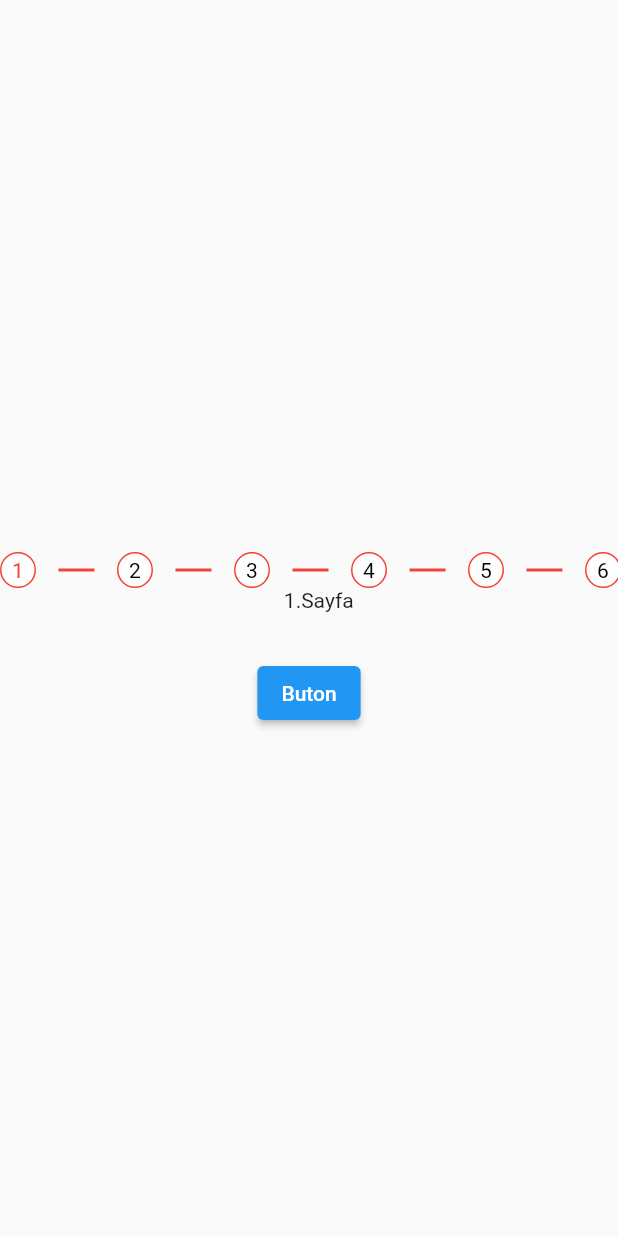
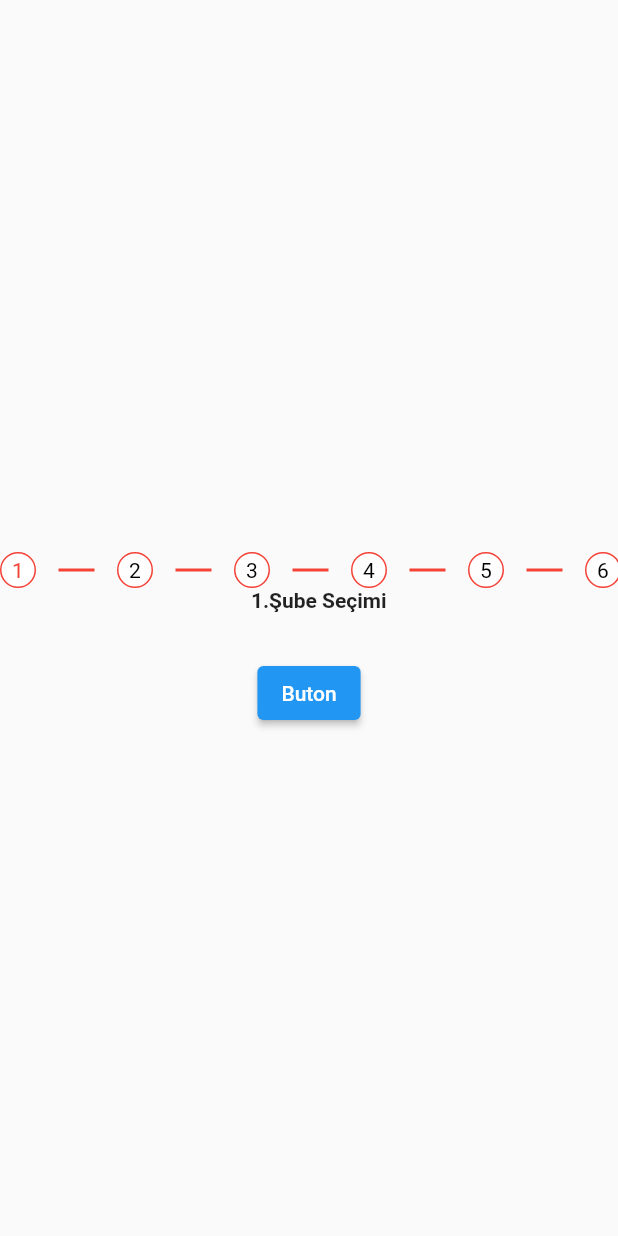
Before and after one commit to aliaydogdu000/Stepper, a Flutter app: the screen it shows after launch, on a phone screen of 412 x 824 dp. Run offline on Flutter 3.47's test engine with Material 2 defaults, Android fonts, the light colour scheme and no system bars.

Commit message:
stepper can not turn back widget added

```diff
--- a/stepper_customer/lib/main.dart
+++ b/stepper_customer/lib/main.dart
@@ -1,5 +1,6 @@
 import 'package:flutter/material.dart';
 import 'package:stepper_customer/stepper.dart';
+import 'package:stepper_customer/stepperCannotTurnBackWidget.dart';
 import 'package:stepper_customer/stepper_model.dart';
 
 void main() {
@@ -22,32 +23,39 @@ class _MyAppState extends State<MyApp> {
 
   List<StepperDetailModel> stepperModelList = [
     StepperDetailModel(
-      stepperChildWidget: const Text("1.Sayfa"),
+      stepperChildWidget: const Text(
+        style: TextStyle(fontWeight: FontWeight.bold),
+        '1.Şube Seçimi',
+      ),
       canTurnBack: true,
       ifCanNotTurnBackWidget: const Text("Bu sayfayı güncelleyemezsiniz."),
     ),
     StepperDetailModel(
-      stepperChildWidget: const Text("2.Sayfa"),
+      stepperChildWidget: const Text(style: TextStyle(fontWeight: FontWeight.bold), "2.Adres Teyidi"),
       canTurnBack: true,
       ifCanNotTurnBackWidget: const Text("Bu sayfayı güncelleyemezsiniz."),
     ),
     StepperDetailModel(
-      stepperChildWidget: const Text("3.Sayfa"),
+      stepperChildWidget: const Text(style: TextStyle(fontWeight: FontWeight.bold), "3.Hesap Açılış Süreci"),
       canTurnBack: false,
-      ifCanNotTurnBackWidget: const Text("Bu sayfayı güncelleyemezsiniz."),
+      ifCanNotTurnBackWidget: const IfCannotTurnBackWidget(
+        bottomWidget: Page3CannotTurnBackWidget(),
+      ),
     ),
     StepperDetailModel(
-      stepperChildWidget: const Text("4.Sayfa"),
+      stepperChildWidget: const Text(style: TextStyle(fontWeight: FontWeight.bold), "4.Uygunluk Testi"),
       canTurnBack: true,
       ifCanNotTurnBackWidget: const Text("Bu sayfayı güncelleyemezsiniz."),
     ),
     StepperDetailModel(
-      stepperChildWidget: const Text("5.Sayfa"),
+      stepperChildWidget: const Text(style: TextStyle(fontWeight: FontWeight.bold), "5.Sözleşme Onayı"),
       canTurnBack: false,
-      ifCanNotTurnBackWidget: const Text("Bu sayfayı güncelleyemezsiniz."),
+      ifCanNotTurnBackWidget: const IfCannotTurnBackWidget(
+        bottomWidget: Page5CannotTurnBackWidget(),
+      ),
     ),
     StepperDetailModel(
-      stepperChildWidget: const Text("6.Sayfa"),
+      stepperChildWidget: const Text(style: TextStyle(fontWeight: FontWeight.bold), "6.Belge Yükleme"),
       canTurnBack: true,
       ifCanNotTurnBackWidget: const Text("Bu sayfayı güncelleyemezsiniz."),
     ),
--- a/stepper_customer/lib/stepper.dart
+++ b/stepper_customer/lib/stepper.dart
@@ -34,7 +34,7 @@ class AppStepper extends StatelessWidget {
               mainAxisAlignment: MainAxisAlignment.center,
               children: [...stepGenerate(context)],
             ),
-            stepperChildWidget
+            stepperChildWidget,
           ],
         ),
       ),
```
Also changed, not shown: stepper_customer/lib/stepperCannotTurnBackWidget.dart (added, +107 -0 lines).
